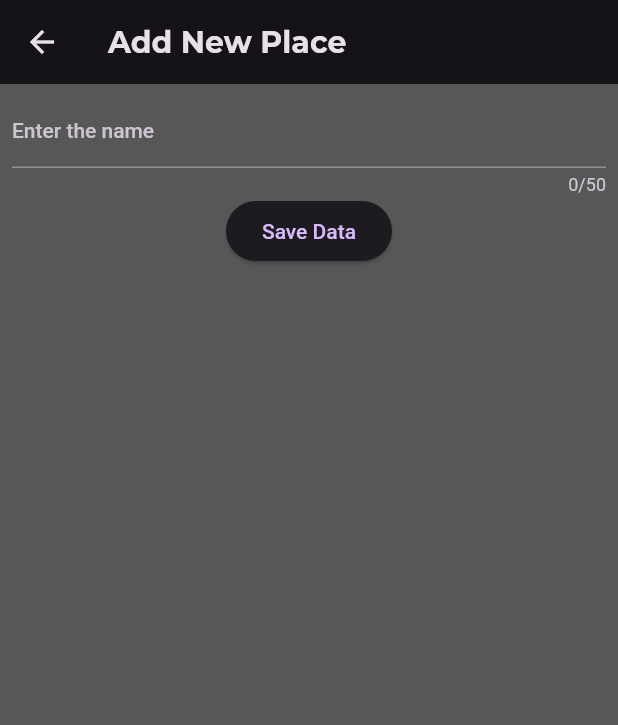
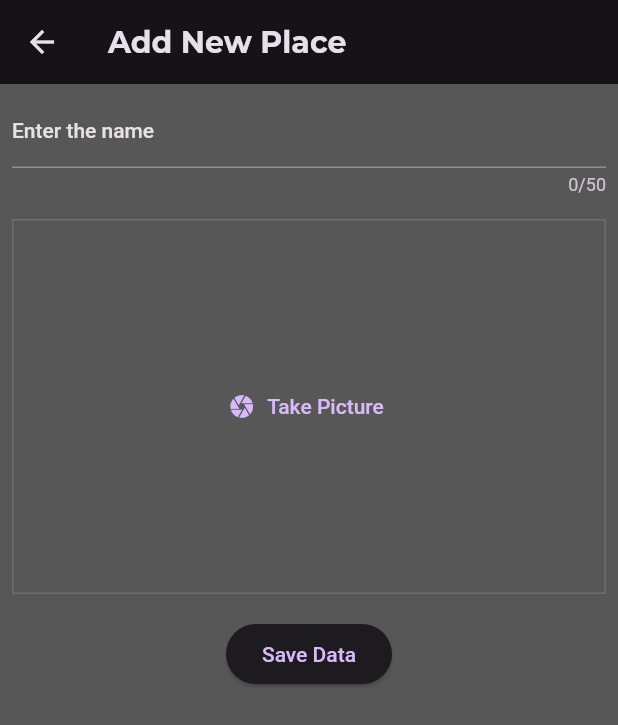
Before and after one commit to Sergio-Al/favorite-places, a Flutter app: the screen it shows after launch, after a tap on the "add" icon, on a phone screen of 412 x 824 dp. Shown: the top 725 px of the screen. Run offline on Flutter 3.47's test engine with Material 2 defaults, Android fonts, the phone set to English and light mode, and no system bars; our stand-ins replace flutter_riverpod, google_fonts.

Commit message:
Adding a "Pick an Image " Input

```diff
--- a/lib/main.dart
+++ b/lib/main.dart
@@ -1,4 +1,4 @@
-import 'package:favorite_places_sergio/screens/favorite_places_list.dart';
+import 'package:favorite_places_sergio/screens/places.dart';
 import 'package:flutter/material.dart';
 import 'package:flutter_riverpod/flutter_riverpod.dart';
 import 'package:google_fonts/google_fonts.dart';
@@ -43,7 +43,7 @@ class MyApp extends StatelessWidget {
     return MaterialApp(
       title: 'Flutter Demo',
       theme: theme,
-      home: const FavoritePlacesList(),
+      home: const PlacesScreen(),
     );
   }
 }
--- a/lib/models/place.dart
+++ b/lib/models/place.dart
@@ -3,10 +3,14 @@ import 'package:uuid/uuid.dart';
 const uuid = Uuid();
 
 class Place {
-  String id = '';
-  String name = '';
+  Place({required this.name}) : id = uuid.v4();
 
-  Place({required this.name}) {
-    id = uuid.v4();
-  }
+  final String id;
+  final String name;
+  // String id = '';
+  // String name = '';
+
+  // Place({required this.name}) {
+  //   id = uuid.v4();
+  // }
 }
--- a/lib/screens/new_place.dart
+++ b/lib/screens/add_place.dart
@@ -1,19 +1,20 @@
 import 'package:favorite_places_sergio/models/place.dart';
 import 'package:favorite_places_sergio/providers/favorite_places_provider.dart';
+import 'package:favorite_places_sergio/widgets/image_input.dart';
 import 'package:flutter/material.dart';
 import 'package:flutter_riverpod/flutter_riverpod.dart';
 import 'package:uuid/uuid.dart';
 
 const uuid = Uuid();
 
-class NewPlace extends ConsumerStatefulWidget {
-  const NewPlace({Key? key}) : super(key: key);
+class AddPlaceScreen extends ConsumerStatefulWidget {
+  const AddPlaceScreen({Key? key}) : super(key: key);
 
   @override
   NewPlaceState createState() => NewPlaceState();
 }
 
-class NewPlaceState extends ConsumerState<NewPlace> {
+class NewPlaceState extends ConsumerState<AddPlaceScreen> {
   final _formKey = GlobalKey<FormState>();
   var _enteredName = '';
 
@@ -43,8 +44,13 @@ class NewPlaceState extends ConsumerState<NewPlace> {
             children: [
               TextFormField(
                 maxLength: 50,
-                decoration: const InputDecoration(
-                  label: Text('Enter the name'),
+                decoration: InputDecoration(
+                  label: Text(
+                    'Enter the name',
+                    style: TextStyle(
+                      color: Theme.of(context).colorScheme.onBackground,
+                    ),
+                  ),
                 ),
                 validator: (value) => value == null ||
                         value.isEmpty ||
@@ -55,6 +61,13 @@ class NewPlaceState extends ConsumerState<NewPlace> {
                 onSaved: (newValue) {
                   _enteredName = newValue!;
                 },
+              ),
+              const SizedBox(
+                height: 16,
+              ),
+              ImageInput(),
+              const SizedBox(
+                height: 16,
               ),
               Row(
                 mainAxisAlignment: MainAxisAlignment.center,
--- a/lib/screens/favorite_places_list.dart
+++ b/lib/screens/places.dart
@@ -1,3 +1,4 @@
+import 'package:favorite_places_sergio/widgets/places_list.dart';
 import 'package:flutter/material.dart';
 import 'package:flutter_riverpod/flutter_riverpod.dart';
 
@@ -5,15 +6,15 @@ import 'package:favorite_places_sergio/models/place.dart';
 import 'package:favorite_places_sergio/screens/place_item.dart';
 import 'package:favorite_places_sergio/providers/favorite_places_provider.dart';
 
-import 'package:favorite_places_sergio/screens/new_place.dart';
+import 'package:favorite_places_sergio/screens/add_place.dart';
 
-class FavoritePlacesList extends ConsumerWidget {
-  const FavoritePlacesList({super.key});
+class PlacesScreen extends ConsumerWidget {
+  const PlacesScreen({super.key});
 
   void _addNewPlace(BuildContext context) {
     Navigator.of(context).push(
       MaterialPageRoute(
-        builder: (ctx) => const NewPlace(),
+        builder: (ctx) => const AddPlaceScreen(),
       ),
     );
   }
@@ -33,22 +34,10 @@ class FavoritePlacesList extends ConsumerWidget {
       child: Text('Nothing here'),
     );
 
-    if (favoritePlaces.isNotEmpty) {
-      content = ListView.builder(
-        itemCount: favoritePlaces.length,
-        itemBuilder: (BuildContext context, int index) {
-          return InkWell(
-            customBorder: RoundedRectangleBorder(
-              borderRadius: BorderRadius.circular(10),
-            ),
-            onTap: () {
-              _openDetails(context, favoritePlaces[index]);
-            },
-            child: ListTile(
-              title: Text(favoritePlaces[index].name),
-            ),
-          );
-        },
+   if (favoritePlaces.isNotEmpty) {
+      content = PlacesList(
+        places: favoritePlaces,
+        openDetails: _openDetails,
       );
     }
     // TODO: implement build
--- /dev/null
+++ b/lib/widgets/image_input.dart
@@ -0,0 +1,38 @@
+import 'package:flutter/material.dart';
+
+class ImageInput extends StatefulWidget {
+  const ImageInput({super.key});
+
+  @override
+  State<ImageInput> createState() {
+    return _ImageInputState();
+  }
+}
+
+class _ImageInputState extends State<ImageInput> {
+
+  void _takePicture() {
+
+  }
+
+  @override
+  Widget build(BuildContext context) {
+    // TODO: implement build
+    return Container(
+      decoration: BoxDecoration(
+        border: Border.all(
+          width: 1,
+          color: Theme.of(context).colorScheme.primary.withOpacity(0.2),
+        ),
+      ),
+      height: 250,
+      width: double.infinity,
+      alignment: Alignment.center,
+      child: TextButton.icon(
+        icon: const Icon(Icons.camera),
+        label: const Text('Take Picture'),
+        onPressed: _takePicture,
+      ),
+    );
+  }
+}
```
Also changed, not shown: lib/widgets/places_list.dart (added, +40 -0 lines).
